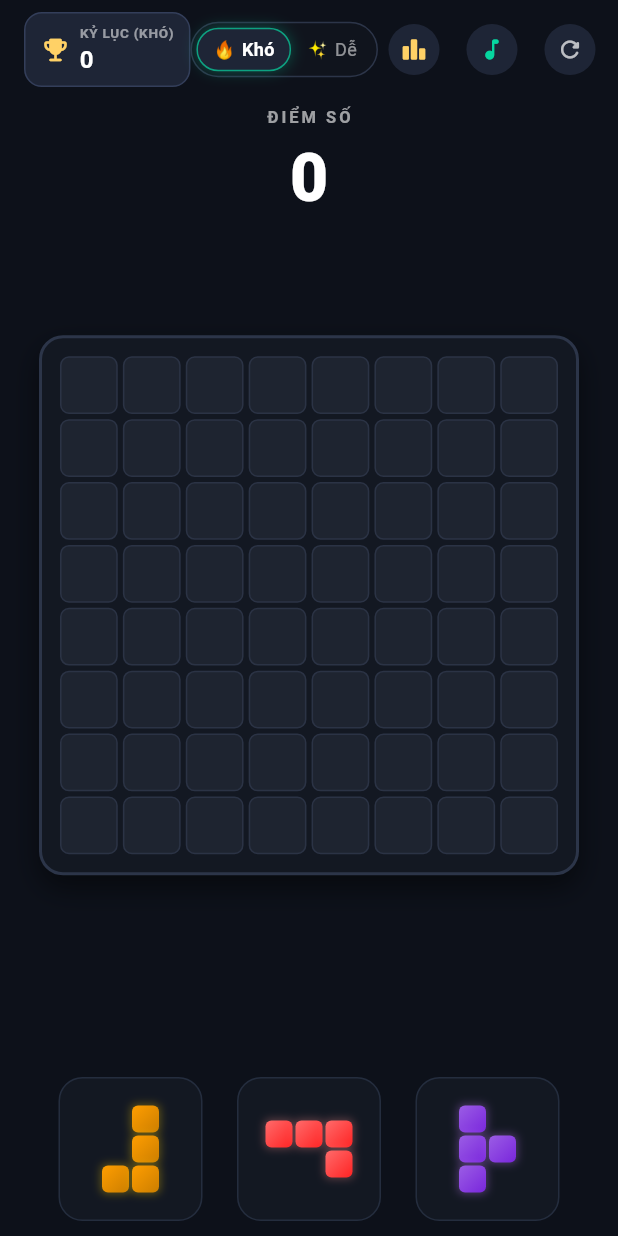
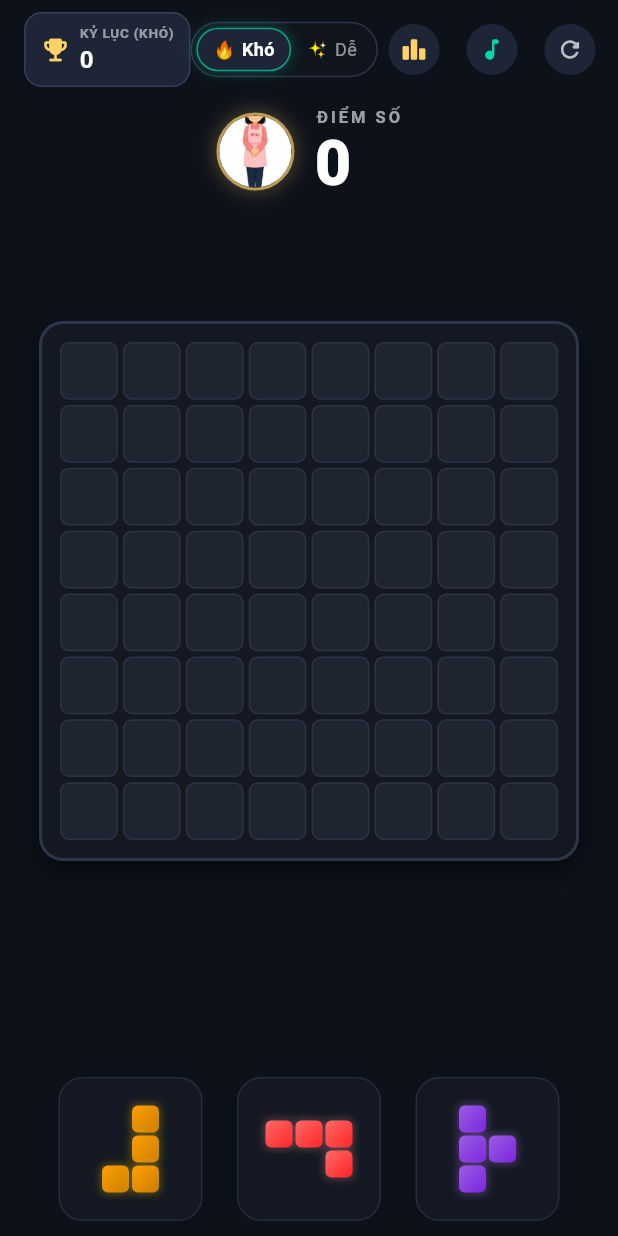
Before and after one commit to gavadehn/block_puzzle, a Flutter app: the screen it shows after launch, on a phone screen of 412 x 824 dp. Run offline on Flutter 3.47's test engine with Material 3 defaults, Android fonts, the phone set to English and light mode, and no system bars; our stand-ins replace audioplayers, shared_preferences.

Commit message:
feat(ui): set mikipuzzle.png as game app icon across all platforms and display miki.png mascot in score section

```diff
--- a/lib/ui/widgets/score_board.dart
+++ b/lib/ui/widgets/score_board.dart
@@ -176,8 +176,47 @@ class ScoreBoardWidget extends StatelessWidget {
           ),
           const SizedBox(height: 12),
 
-          // Current Score
+          // Current Score with Miki Mascot
+          Row(
+            mainAxisAlignment: MainAxisAlignment.center,
+            crossAxisAlignment: CrossAxisAlignment.center,
+            children: [
+              // Miki Mascot Avatar
+              Container(
+                width: 52,
+                height: 52,
+                decoration: BoxDecoration(
+                  shape: BoxShape.circle,
+                  color: const Color(0xFF19202E),
+                  border: Border.all(
+                    color: const Color(0xFFFFD166).withAlpha(180),
+                    width: 2,
+                  ),
+                  boxShadow: [
+                    BoxShadow(
+                      color: const Color(0xFFFFD166).withAlpha(70),
+                      blurRadius: 10,
+                      spreadRadius: 1,
+                    ),
+                  ],
+                ),
+                child: ClipOval(
+                  child: Image.asset(
+                    'assets/image/miki.png',
+                    fit: BoxFit.cover,
+                    errorBuilder: (context, error, stackTrace) => const Icon(
+                      Icons.pets_rounded,
+                      color: Color(0xFFFFD166),
+                    ),
+                  ),
+                ),
+              ),
+              const SizedBox(width: 14),
+
+              // Score Details
               Column(
+                crossAxisAlignment: CrossAxisAlignment.start,
+                mainAxisSize: MainAxisSize.min,
                 children: [
                   const Text(
                     'ĐIỂM SỐ',
@@ -188,7 +227,11 @@ class ScoreBoardWidget extends StatelessWidget {
                       letterSpacing: 2,
                     ),
                   ),
-              const SizedBox(height: 2),
+                  Row(
+                    mainAxisSize: MainAxisSize.min,
+                    crossAxisAlignment: CrossAxisAlignment.baseline,
+                    textBaseline: TextBaseline.alphabetic,
+                    children: [
                       AnimatedSwitcher(
                         duration: const Duration(milliseconds: 200),
                         transitionBuilder: (child, animation) => ScaleTransition(
@@ -200,38 +243,43 @@ class ScoreBoardWidget extends StatelessWidget {
                           key: ValueKey<int>(score),
                           style: const TextStyle(
                             color: Colors.white,
-                    fontSize: 44,
+                            fontSize: 42,
                             fontWeight: FontWeight.w900,
                             letterSpacing: -1,
+                            height: 1.1,
                           ),
                         ),
                       ),
                       if (combo > 1) ...[
-                const SizedBox(height: 4),
+                        const SizedBox(width: 8),
                         Container(
-                  padding: const EdgeInsets.symmetric(horizontal: 10, vertical: 3),
+                          padding: const EdgeInsets.symmetric(horizontal: 8, vertical: 2),
                           decoration: BoxDecoration(
                             gradient: const LinearGradient(
                               colors: [Color(0xFFFF007F), Color(0xFFFF758F)],
                             ),
-                    borderRadius: BorderRadius.circular(20),
+                            borderRadius: BorderRadius.circular(12),
                             boxShadow: [
                               BoxShadow(
                                 color: const Color(0xFFFF007F).withAlpha(120),
-                        blurRadius: 8,
+                                blurRadius: 6,
                               ),
                             ],
                           ),
                           child: Text(
-                    'COMBO x$combo 🔥',
+                            'x$combo 🔥',
                             style: const TextStyle(
                               color: Colors.white,
-                      fontSize: 12,
+                              fontSize: 11,
                               fontWeight: FontWeight.w800,
                             ),
                           ),
                         ),
                       ],
+                    ],
+                  ),
+                ],
+              ),
             ],
           ),
         ],
```
Also changed, not shown: pubspec.yaml (+17 -0 lines), assets/image/miki.png (added), assets/image/mikipuzzle.png (added), pubspec.lock, 35 other files. Lines whose indentation alone changed are shown as unchanged.
